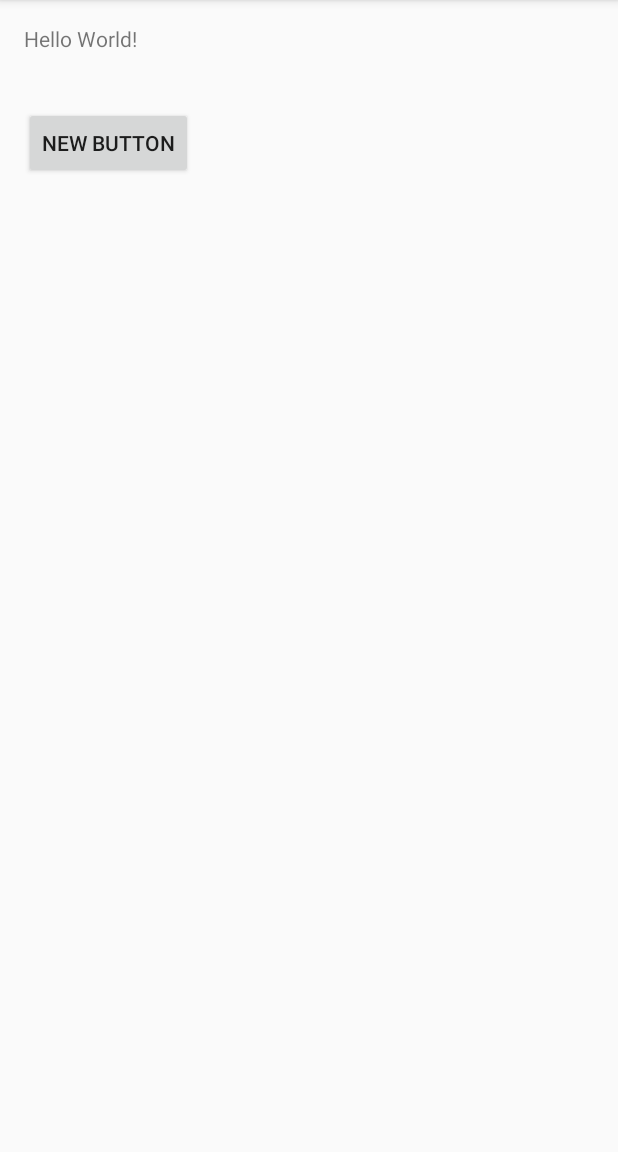
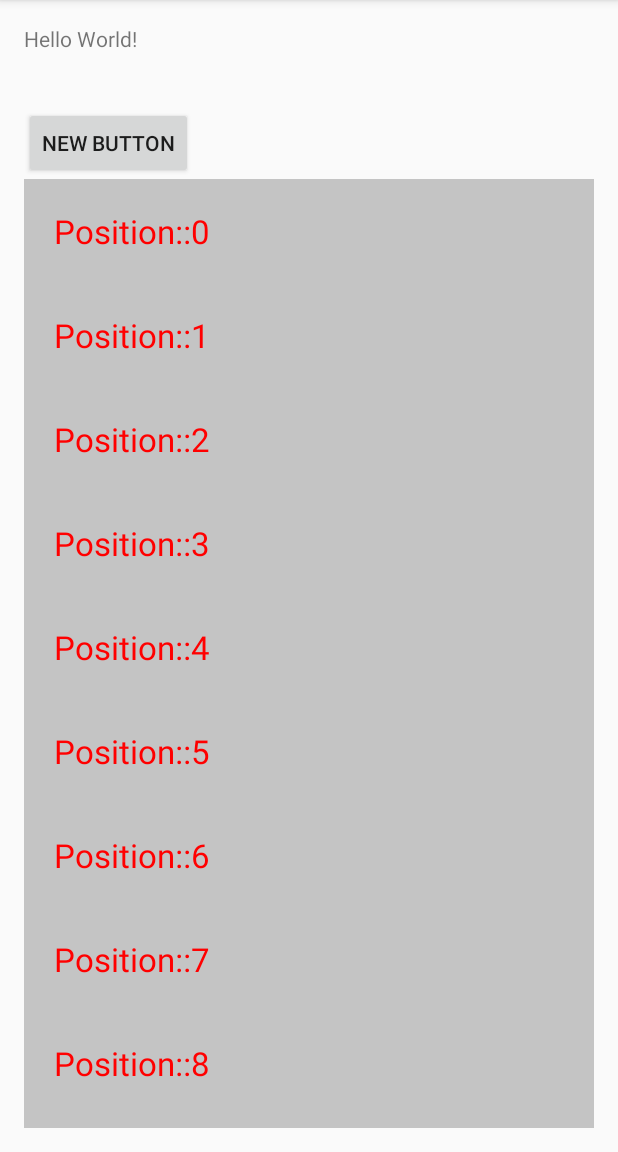
Before and after one commit to ganesanbbc/DesignPatterns, an Android app: the screen it shows after launch (MainActivity), on a phone screen of 412 x 824 dp, the part 84-1236 px from its top. Run offline under Robolectric (Android 15) with nearby library versions, the phone set to English and light mode, and no system bars; libraries missing offline, so code that uses them is left out: de.greenrobot.event; 1 statement that could not run was skipped.

Commit message:
Recycle view : Create view and load sample data

```diff
--- a/app/build.gradle
+++ b/app/build.gradle
@@ -30,17 +30,15 @@ dependencies {
     compile fileTree(dir: 'libs', include: ['*.jar'])
     compile 'com.android.support:appcompat-v7:24.0.0'
     compile 'de.greenrobot:eventbus:2.4.0'
-
-
     androidTestCompile 'junit:junit:4.12'
-    androidTestCompile ('com.android.support.test.espresso:espresso-core:2.2.2'){
+    androidTestCompile('com.android.support.test.espresso:espresso-core:2.2.2') {
         exclude group: 'com.android.support'
     }
-
     testCompile 'org.testng:testng:6.9.6'
     testCompile 'junit:junit:4.12'
     testCompile 'org.hamcrest:hamcrest-library:1.3'
-    testCompile "org.mockito:mockito-core:2.0.57-beta"
+    testCompile 'org.mockito:mockito-core:2.0.57-beta'
     compile 'com.google.android.gms:play-services-appindexing:8.1.0'
     compile 'junit:junit:4.12'
+    compile 'com.android.support:recyclerview-v7:24.0.0'
 }
--- a/app/src/main/AndroidManifest.xml
+++ b/app/src/main/AndroidManifest.xml
@@ -14,11 +14,7 @@
 
                 <category android:name="android.intent.category.LAUNCHER" />
             </intent-filter>
-        </activity><!-- ATTENTION: This was auto-generated to add Google Play services to your project for
-     App Indexing.  See https://g.co/AppIndexing/AndroidStudio for more information. -->
-        <meta-data
-            android:name="com.google.android.gms.version"
-            android:value="@integer/google_play_services_version" />
+        </activity>
     </application>
 
 </manifest>
--- a/app/src/main/java/com/nsg/dp/MainActivity.java
+++ b/app/src/main/java/com/nsg/dp/MainActivity.java
@@ -1,16 +1,15 @@
 package com.nsg.dp;
 
-import android.net.Uri;
 import android.os.Bundle;
+import android.support.v4.app.FragmentTransaction;
 import android.support.v7.app.AppCompatActivity;
 import android.view.View;
 import android.widget.Button;
+import android.widget.LinearLayout;
 import android.widget.TextView;
 
-import com.google.android.gms.appindexing.Action;
-import com.google.android.gms.appindexing.AppIndex;
-import com.google.android.gms.common.api.GoogleApiClient;
 import com.nsg.dp.events.UpdateStatusEvent;
+import com.nsg.dp.fragement.RecycleViewSample;
 
 import de.greenrobot.event.EventBus;
 
@@ -18,11 +17,7 @@ public class MainActivity extends AppCompatActivity implements MainActivityPrese
 
     private MainActivityPresenter mainActivityPresenter;
     private Button button;
-    /**
-     * ATTENTION: This was auto-generated to implement the App Indexing API.
-     * See https://g.co/AppIndexing/AndroidStudio for more information.
-     */
-    private GoogleApiClient client;
+    private LinearLayout container;
 
     @Override
     protected void onCreate(Bundle savedInstanceState) {
@@ -37,9 +32,16 @@ public class MainActivity extends AppCompatActivity implements MainActivityPrese
                 mainActivityPresenter.updateStatus();
             }
         });
-        // ATTENTION: This was auto-generated to implement the App Indexing API.
-        // See https://g.co/AppIndexing/AndroidStudio for more information.
-        client = new GoogleApiClient.Builder(this).addApi(AppIndex.API).build();
+        container = (LinearLayout) findViewById(R.id.container);
+        loadFragment();
+
+    }
+
+    private void loadFragment() {
+        FragmentTransaction ft = getSupportFragmentManager().beginTransaction();
+        RecycleViewSample fragmentDemo = RecycleViewSample.getInstance();
+        ft.add(R.id.container, fragmentDemo,"sample");
+        ft.commit();
     }
 
     @Override
@@ -60,43 +62,5 @@ public class MainActivity extends AppCompatActivity implements MainActivityPrese
 
     }
 
-    @Override
-    public void onStart() {
-        super.onStart();
 
-        // ATTENTION: This was auto-generated to implement the App Indexing API.
-        // See https://g.co/AppIndexing/AndroidStudio for more information.
-        client.connect();
-        Action viewAction = Action.newAction(
-                Action.TYPE_VIEW, // TODO: choose an action type.
-                "Main Page", // TODO: Define a title for the content shown.
-                // TODO: If you have web page content that matches this app activity's content,
-                // make sure this auto-generated web page URL is correct.
-                // Otherwise, set the URL to null.
-                Uri.parse("http://host/path"),
-                // TODO: Make sure this auto-generated app URL is correct.
-                Uri.parse("android-app://com.nsg.dp/http/host/path")
-        );
-        AppIndex.AppIndexApi.start(client, viewAction);
-    }
-
-    @Override
-    public void onStop() {
-        super.onStop();
-
-        // ATTENTION: This was auto-generated to implement the App Indexing API.
-        // See https://g.co/AppIndexing/AndroidStudio for more information.
-        Action viewAction = Action.newAction(
-                Action.TYPE_VIEW, // TODO: choose an action type.
-                "Main Page", // TODO: Define a title for the content shown.
-                // TODO: If you have web page content that matches this app activity's content,
-                // make sure this auto-generated web page URL is correct.
-                // Otherwise, set the URL to null.
-                Uri.parse("http://host/path"),
-                // TODO: Make sure this auto-generated app URL is correct.
-                Uri.parse("android-app://com.nsg.dp/http/host/path")
-        );
-        AppIndex.AppIndexApi.end(client, viewAction);
-        client.disconnect();
-    }
 }
--- /dev/null
+++ b/app/src/main/java/com/nsg/dp/fragement/RecycleViewSample.java
@@ -0,0 +1,54 @@
+package com.nsg.dp.fragement;
+
+import android.os.Bundle;
+import android.support.annotation.Nullable;
+import android.support.v4.app.Fragment;
+import android.support.v7.widget.LinearLayoutManager;
+import android.support.v7.widget.RecyclerView;
+import android.view.LayoutInflater;
+import android.view.View;
+import android.view.ViewGroup;
+
+import com.nsg.dp.R;
+
+import java.util.ArrayList;
+import java.util.List;
+
+/**
+ * Created by varshika on 31/07/16.
+ */
+public class RecycleViewSample extends Fragment {
+
+    private RecyclerView recycleView;
+    private RecycleViewSampleAdapter adapter;
+
+    @Nullable
+    @Override
+    public View onCreateView(LayoutInflater inflater, @Nullable ViewGroup container, @Nullable Bundle savedInstanceState) {
+        return inflater.inflate(R.layout.recycleview_sample, null);
+    }
+
+    @Override
+    public void onViewCreated(View view, @Nullable Bundle savedInstanceState) {
+        super.onViewCreated(view, savedInstanceState);
+        recycleView = (RecyclerView) view.findViewById(R.id.recycleview);
+        recycleView.setHasFixedSize(true);
+        recycleView.setLayoutManager(new LinearLayoutManager(getActivity()));
+        adapter = new RecycleViewSampleAdapter();
+        adapter.setDataSet(getDataSet());
+        recycleView.setAdapter(adapter);
+    }
+
+    private List<String> getDataSet() {
+        List<String> data = new ArrayList<>();
+        for (int i = 0; i < 10; i++) {
+            data.add("Position::" + i);
+        }
+        return data;
+    }
+
+
+    public static RecycleViewSample getInstance() {
+        return new RecycleViewSample();
+    }
+}
--- /dev/null
+++ b/app/src/main/java/com/nsg/dp/fragement/RecycleViewSampleAdapter.java
@@ -0,0 +1,51 @@
+package com.nsg.dp.fragement;
+
+import android.support.v7.widget.RecyclerView;
+import android.view.LayoutInflater;
+import android.view.View;
+import android.view.ViewGroup;
+import android.widget.TextView;
+
+import com.nsg.dp.R;
+
+import java.util.List;
+
+/**
+ * Created by varshika on 31/07/16.
+ */
+public class RecycleViewSampleAdapter extends RecyclerView.Adapter<RecycleViewSampleAdapter.MyViewHolder> {
+
+    private List<String> dataSet;
+
+    @Override
+    public MyViewHolder onCreateViewHolder(ViewGroup parent, int viewType) {
+        return new MyViewHolder(LayoutInflater.from(parent.getContext()).
+                inflate(R.layout.recycleview_item, parent, false));
+    }
+
+    @Override
+    public void onBindViewHolder(MyViewHolder holder, int position) {
+        holder.textView.setText(dataSet.get(position));
+    }
+
+    @Override
+    public int getItemCount() {
+        return dataSet.size();
+    }
+
+    public void setDataSet(List<String> dataSet) {
+        this.dataSet = dataSet;
+    }
+
+    public static class MyViewHolder extends RecyclerView.ViewHolder {
+        private final TextView textView;
+
+        public MyViewHolder(View itemView) {
+            super(itemView);
+            textView = (TextView) itemView.findViewById(R.id.itemtext1);
+        }
+
+
+    }
+
+}
--- a/app/src/main/res/layout/activity_main.xml
+++ b/app/src/main/res/layout/activity_main.xml
@@ -25,5 +25,15 @@
         android:layout_alignParentStart="true"
         android:layout_marginTop="36dp" />
 
+    <LinearLayout
+        android:id="@+id/container"
+        android:orientation="horizontal"
+        android:layout_width="match_parent"
+        android:background="#c4c4c4"
+        android:layout_height="match_parent"
+        android:layout_below="@+id/button"
+        android:layout_alignParentLeft="true"
+        android:layout_alignParentStart="true"></LinearLayout>
+
 
 </RelativeLayout>
--- /dev/null
+++ b/app/src/main/res/layout/recycleview_item.xml
@@ -0,0 +1,21 @@
+<?xml version="1.0" encoding="utf-8"?>
+<RelativeLayout xmlns:android="http://schemas.android.com/apk/res/android"
+    android:layout_width="match_parent"
+    android:layout_height="wrap_content"
+    android:orientation="vertical"
+    android:padding="10dp">
+
+    <TextView
+        android:id="@+id/itemtext1"
+        android:layout_width="wrap_content"
+        android:layout_height="wrap_content"
+        android:layout_alignParentEnd="true"
+        android:layout_alignParentLeft="true"
+        android:textColor="#ff0000"
+        android:layout_alignParentRight="true"
+        android:layout_alignParentStart="true"
+        android:layout_alignParentTop="true"
+        android:padding="10dp"
+        android:text="Large Text"
+        android:textAppearance="?android:attr/textAppearanceLarge" />
+</RelativeLayout>
--- /dev/null
+++ b/app/src/main/res/layout/recycleview_sample.xml
@@ -0,0 +1,12 @@
+<?xml version="1.0" encoding="utf-8"?>
+<RelativeLayout xmlns:android="http://schemas.android.com/apk/res/android"
+    android:layout_width="match_parent"
+    android:layout_height="match_parent"
+    android:orientation="vertical">
+
+    <android.support.v7.widget.RecyclerView
+        android:id="@+id/recycleview"
+        android:layout_width="match_parent"
+        android:layout_height="match_parent"
+        android:scrollbars="vertical" />
+</RelativeLayout>
```
